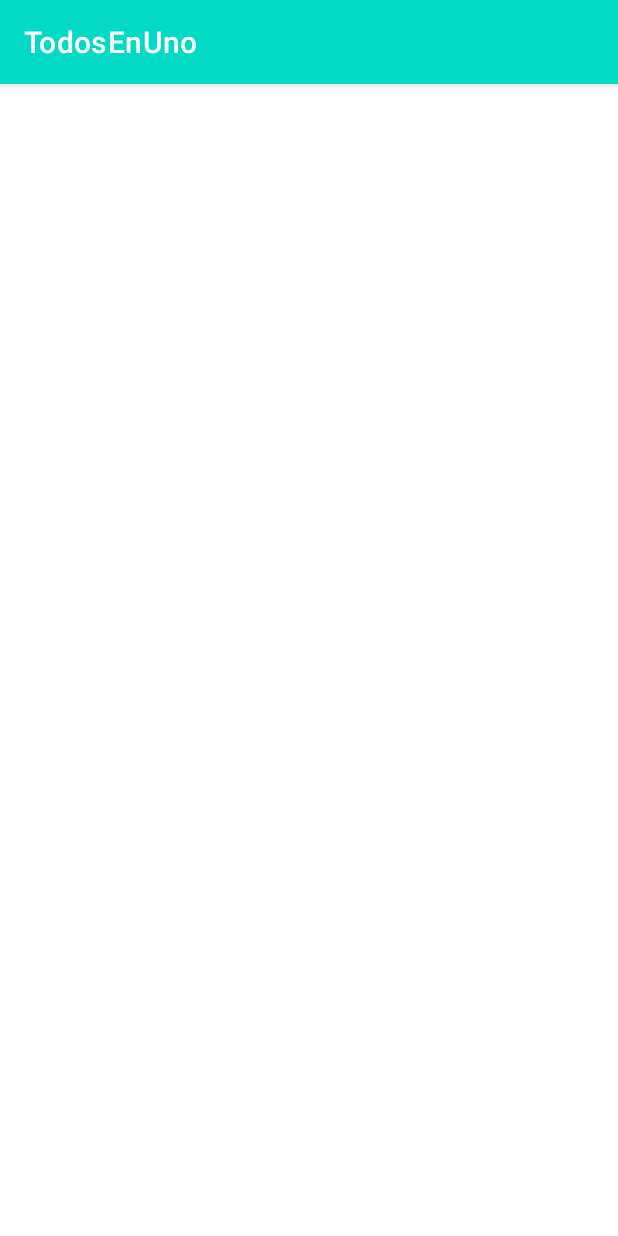
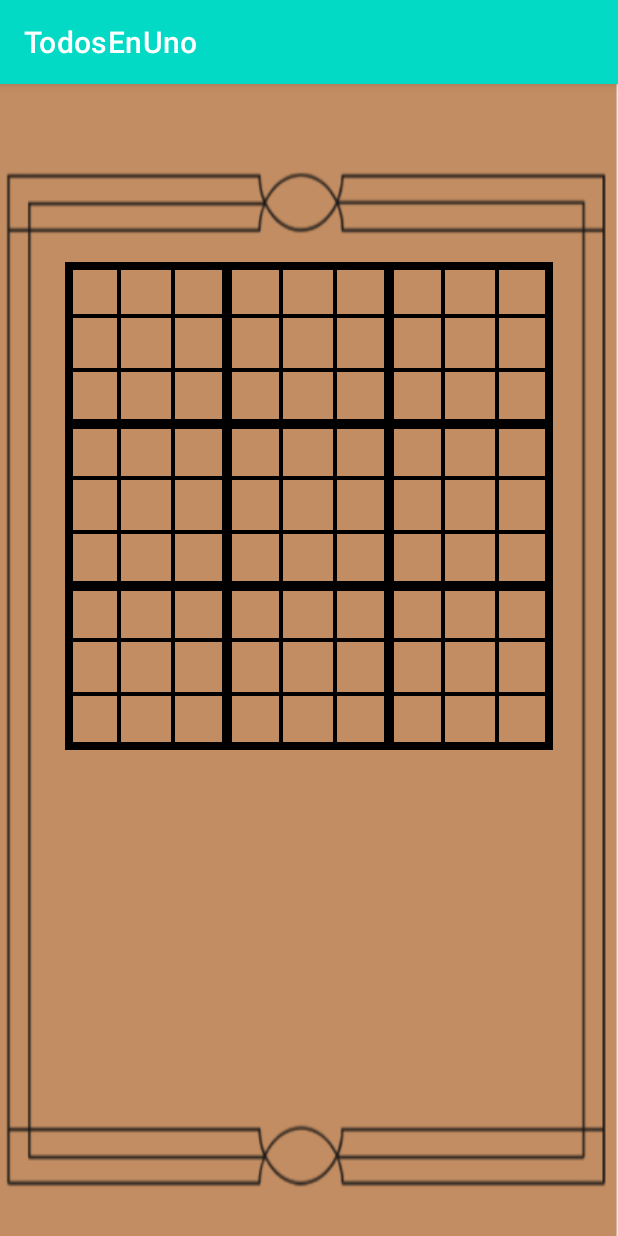
Before and after one commit to theanimaljavi/TodosEnUno, an Android app: the sudoku_jugar screen opened directly, with no data from a screen before it, on a phone screen of 412 x 824 dp. Run offline under Robolectric (Android 15) with nearby library versions, the phone set to English and light mode, and no system bars.

Commit message:
Creado apartado visual del fondo del Sudoku, celdas y filas tmabién creadas con el canvas, mejorado los colores en general de la aplicación y fondos de ayuda.

```diff
--- a/app/src/main/AndroidManifest.xml
+++ b/app/src/main/AndroidManifest.xml
@@ -13,7 +13,7 @@
         android:roundIcon="@mipmap/ic_launcher_round"
         android:supportsRtl="true"
         android:theme="@style/Theme.TodosEnUno">
-        <activity android:name=".Sudoku.sudoku_jugar"></activity>
+        <activity android:name=".Sudoku.sudoku_jugar" />
         <activity android:name=".Brisca.brisca_jugar" />
         <activity android:name=".Ahorcado.DosJugadores" />
         <activity android:name=".MainActivity">
--- /dev/null
+++ b/app/src/main/java/com/javigu/todosenuno/Sudoku/SudokuEstilo.java
@@ -0,0 +1,93 @@
+package com.javigu.todosenuno.Sudoku;
+
+import android.content.Context;
+import android.content.res.TypedArray;
+import android.graphics.Canvas;
+import android.graphics.Paint;
+import android.util.AttributeSet;
+import android.view.View;
+
+import androidx.annotation.Nullable;
+
+import com.javigu.todosenuno.R;
+
+//Clase que dará forma al estilo de nuestro sudoku
+public class SudokuEstilo extends View {
+    private final int colorTablero;
+    private final Paint colorTableroPaint = new Paint();
+    private int cellSize;
+
+    //constructor para asignar nuestro xml de estilo
+    public SudokuEstilo(Context context, @Nullable AttributeSet attrs) {
+        super(context, attrs);
+
+        TypedArray a = context.getTheme().obtainStyledAttributes(attrs, R.styleable.SudokuEstilo,
+                0,0);
+
+        try {
+            colorTablero = a.getInteger(R.styleable.SudokuEstilo_colorTablero,0);
+        }finally {
+            a.recycle();
+        }
+    }
+
+    //método para tomar las medidas del tablero
+    protected void onMeasure(int w, int h){
+        super.onMeasure(w,h);
+
+        int dimension = Math.min(this.getMeasuredWidth(), this.getMeasuredHeight());
+        cellSize = dimension / 9;
+        setMeasuredDimension(dimension,dimension);
+    }
+
+    //método para dibujar las líneas con el canvas
+    protected void onDraw(Canvas canvas){
+        colorTableroPaint.setStyle(Paint.Style.STROKE);
+        colorTableroPaint.setStrokeWidth(16);
+        colorTableroPaint.setColor(colorTablero);
+        colorTableroPaint.setAntiAlias(true);
+
+        canvas.drawRect(0,0,getWidth(),getHeight(), colorTableroPaint);
+        drawBoard(canvas);
+    }
+
+    //método para dibujar las líneas gruegas entre los diferentes bloques de números
+    private void drawThickLines(){
+        colorTableroPaint.setStyle(Paint.Style.STROKE);
+        colorTableroPaint.setStrokeWidth(10);
+        colorTableroPaint.setColor(colorTablero);
+
+    }
+
+    //método para dibujar las líneas entre los números de un bloque
+    private void drawThinkLines(){
+        colorTableroPaint.setStyle(Paint.Style.STROKE);
+        colorTableroPaint.setStrokeWidth(4);
+        colorTableroPaint.setColor(colorTablero);
+
+    }
+
+    //método para dibujar todo el tablero
+    private void drawBoard(Canvas canvas){
+        //dibujar 9 celdas
+        for (int c=0; c<10;c++){
+            if (c%3==0){
+                drawThickLines();
+            }else{
+                drawThinkLines();
+            }
+            canvas.drawLine(cellSize * c, 0, cellSize * c, getWidth(), colorTableroPaint);
+        }
+
+        //dibujar 9 filas
+        for (int r=0; r<10;r++){
+            if (r%3==0){
+                drawThickLines();
+            }else{
+                drawThinkLines();
+            }
+            canvas.drawLine(0, cellSize * r, getWidth(), cellSize * r,  colorTableroPaint);
+
+        }
+    }
+}
--- a/app/src/main/res/layout/ahorcado_dos_jugadores.xml
+++ b/app/src/main/res/layout/ahorcado_dos_jugadores.xml
@@ -27,6 +27,7 @@
         android:gravity="center"
         android:text="Escibre cualquier palabra:"
         android:textSize="18dp"
+        android:textColor="@color/black"
         android:textStyle="bold"
         app:layout_constraintEnd_toEndOf="parent"
         app:layout_constraintStart_toStartOf="parent"
@@ -41,6 +42,8 @@
         android:layout_marginTop="64dp"
         android:digits="ABCDEFGHIJKLMNÑOPQRSTUVWXYZ"
         android:hint="Introduce una palabra"
+        android:textColorHint="@color/black"
+        android:textColor="@color/black"
         android:inputType="textCapCharacters"
         app:layout_constraintEnd_toEndOf="parent"
         app:layout_constraintHorizontal_bias="0.496"
@@ -58,6 +61,7 @@
         android:gravity="center"
         android:text="Jugar Solo"
         android:textSize="20dp"
+        android:textColor="@color/black"
         android:textStyle="bold"
         app:layout_constraintBottom_toTopOf="@+id/ibElegirTematica"
         app:layout_constraintStart_toStartOf="parent">
@@ -97,6 +101,8 @@
         android:gravity="center"
         android:text="Elegir Juego"
         android:textSize="20dp"
+        android:textColor="@color/black"
+
         android:textStyle="bold"
         app:layout_constraintBottom_toTopOf="@+id/ibElegirJuego"
         app:layout_constraintEnd_toEndOf="parent">
--- a/app/src/main/res/layout/fragment_brisca_ayuda.xml
+++ b/app/src/main/res/layout/fragment_brisca_ayuda.xml
@@ -4,7 +4,7 @@
     android:layout_width="match_parent"
     android:layout_height="match_parent"
     xmlns:app="http://schemas.android.com/apk/res-auto"
-    android:background="#FFF6F29C"
+    android:background="#FBE698"
     tools:context=".Brisca.brisca_fragment_Ayuda">
 
     <TextView
@@ -127,7 +127,7 @@
         android:layout_height="61dp"
         android:textColor="@color/black"
 
-        android:backgroundTint="#F6F29C"
+        android:backgroundTint="#AFA816"
         android:src="@drawable/ic_close_24"
         app:layout_constraintBottom_toBottomOf="parent"
         app:layout_constraintEnd_toEndOf="parent"
--- a/app/src/main/res/layout/sudoku_jugar.xml
+++ b/app/src/main/res/layout/sudoku_jugar.xml
@@ -1,9 +1,23 @@
 <?xml version="1.0" encoding="utf-8"?>
-<androidx.constraintlayout.widget.ConstraintLayout xmlns:android="http://schemas.android.com/apk/res/android"
-    xmlns:app="http://schemas.android.com/apk/res-auto"
+<androidx.constraintlayout.widget.ConstraintLayout
+    xmlns:android="http://schemas.android.com/apk/res/android"
+    xmlns:custom="http://schemas.android.com/apk/res-auto"
     xmlns:tools="http://schemas.android.com/tools"
     android:layout_width="match_parent"
     android:layout_height="match_parent"
+    android:background="@drawable/sudoku_fondo"
     tools:context=".Sudoku.sudoku_jugar">
 
+    <com.javigu.todosenuno.Sudoku.SudokuEstilo
+        android:layout_width="325dp"
+        android:layout_height="538dp"
+        custom:colorTablero="#000000"
+        custom:layout_constraintBottom_toBottomOf="parent"
+        custom:layout_constraintEnd_toEndOf="parent"
+        custom:layout_constraintStart_toStartOf="parent"
+        custom:layout_constraintTop_toTopOf="parent"
+        custom:layout_constraintVertical_bias="0.268">
+
+    </com.javigu.todosenuno.Sudoku.SudokuEstilo>
+
 </androidx.constraintlayout.widget.ConstraintLayout>
--- a/app/src/main/res/values/themes.xml
+++ b/app/src/main/res/values/themes.xml
@@ -4,7 +4,7 @@
         <!-- Primary brand color. -->
         <item name="colorPrimary">@color/teal_200</item>
         <item name="colorPrimaryVariant">@color/teal_200</item>
-        <item name="colorOnPrimary">@color/white</item>
+        <item name="colorOnPrimary">@color/black</item>
         <!-- Secondary brand color. -->
         <item name="colorSecondary">@color/teal_200</item>
         <item name="colorSecondaryVariant">@color/teal_200</item>
```
Also changed, not shown: app/src/main/java/com/javigu/todosenuno/ElegirJuego.java (+12 -1 lines), app/src/main/java/com/javigu/todosenuno/Sudoku/sudoku_jugar.java (+7 -0 lines), app/src/main/res/layout/ahorcado_fragment_jugar.xml (+7 -1 lines), app/src/main/res/layout/fragment_ayuda.xml (+4 -5 lines), app/src/main/res/values/attrs.xml (added, +7 -0 lines), app/src/main/res/drawable-v24/sudoku_fondo.PNG (added).
